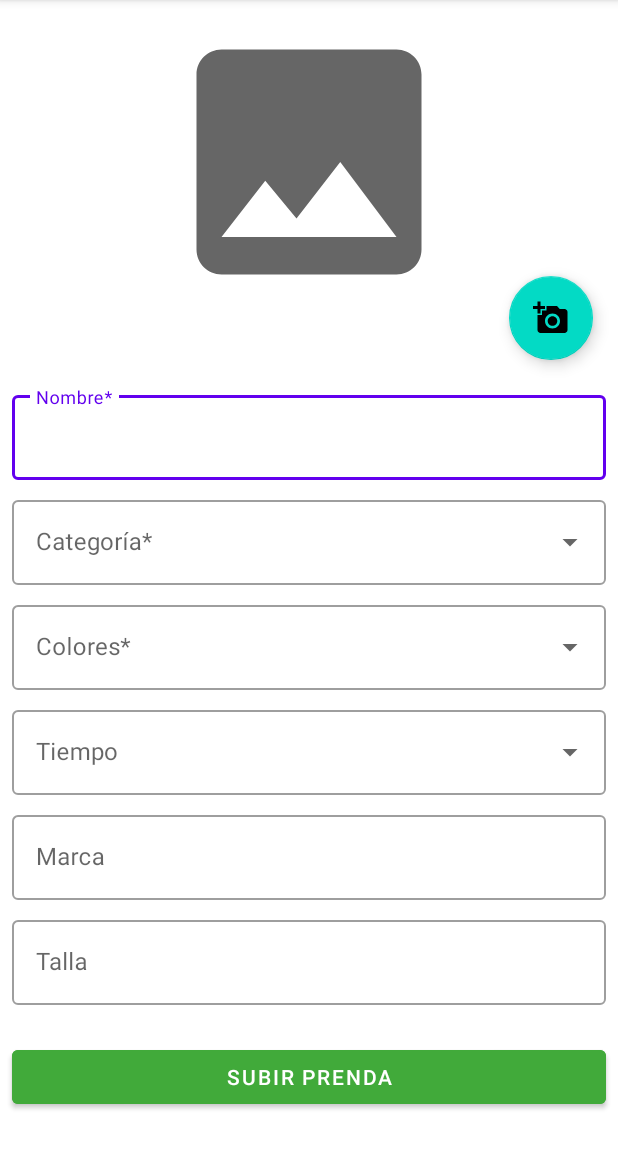
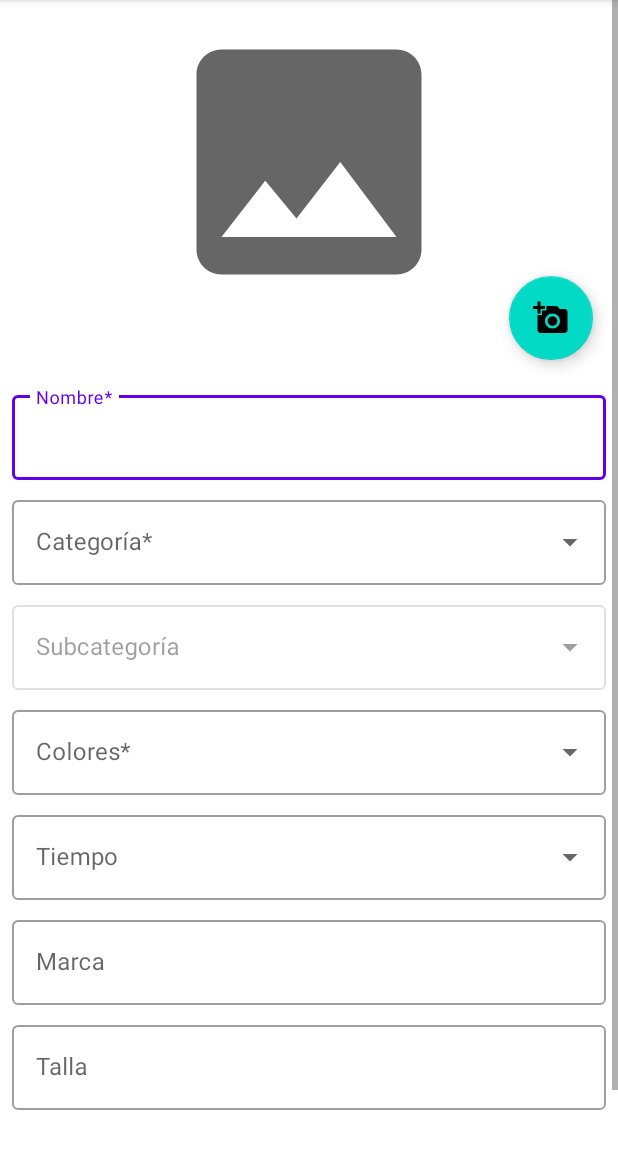
Before and after one commit to juaparser/DressMe, an Android app: the fragment SubirRopaFragment shown on its own in the app's theme, on a phone screen of 412 x 824 dp, the part 84-1236 px from its top. Run offline under Robolectric (Android 15) with nearby library versions, the phone set to English and light mode, and no system bars; libraries missing offline, so code that uses them is left out: com.github.dhaval2404.imagepicker, org.jetbrains.anko.

Commit message:
Creadas subcategorías para las prendas

```diff
--- a/app/src/main/java/com/juaparser/dressme/database/Prenda.kt
+++ b/app/src/main/java/com/juaparser/dressme/database/Prenda.kt
@@ -14,9 +14,10 @@ data class Prenda (
         @PrimaryKey(autoGenerate = true) var prendaId: Int = 0,
         @ColumnInfo(name = "name") var name : String,
         @ColumnInfo(name = "image") var image: Uri,
-        @ColumnInfo(name = "category") var category: TopCategoria,
+        @ColumnInfo(name = "topCategory") var topCategory: TopCategoria,
+        @ColumnInfo(name = "subCategory") var subCategory: String?,
         @ColumnInfo(name = "color") var color: Color,
-        @ColumnInfo(name = "weather") var weather: Tiempo,
+        @ColumnInfo(name = "weather") var weather: Tiempo?,
         @ColumnInfo(name = "creationDate") var creationDate: Date,
         @ColumnInfo(name = "purchaseDate") var purchaseDate: Date?,
         @ColumnInfo(name = "uses") var uses: Int = 0,
--- a/app/src/main/java/com/juaparser/dressme/database/TopCategoria.kt
+++ b/app/src/main/java/com/juaparser/dressme/database/TopCategoria.kt
@@ -1,8 +1,8 @@
 package com.juaparser.dressme.database
 
 enum class TopCategoria {
-    Accesorios,
+    Accesorio,
     Superior,
     Inferior,
-    Zapatos
+    Calzado
 }
--- a/app/src/main/java/com/juaparser/dressme/ui/armario/ListAdapter.kt
+++ b/app/src/main/java/com/juaparser/dressme/ui/armario/ListAdapter.kt
@@ -45,7 +45,7 @@ class ListAdapter(var ctx: Context, private val values: MutableList<Prenda>)
     override fun onBindViewHolder(holder: ViewHolder, position: Int) {
         item = values[position]
         holder.nameView.text = item.name
-        holder.contentView.text = "${item.brand}, talla ${item.size}"
+        holder.contentView.text = item.subCategory
         holder.imageView.setImageURI(item.image)
 
 
--- a/app/src/main/java/com/juaparser/dressme/ui/subirRopa/SubirRopaFragment.kt
+++ b/app/src/main/java/com/juaparser/dressme/ui/subirRopa/SubirRopaFragment.kt
@@ -16,6 +16,10 @@ import com.github.dhaval2404.imagepicker.ImagePicker
 import com.juaparser.dressme.DressMeApp
 import com.juaparser.dressme.R
 import com.juaparser.dressme.database.*
+import com.juaparser.dressme.database.enum.Accesorio
+import com.juaparser.dressme.database.enum.Calzado
+import com.juaparser.dressme.database.enum.Inferior
+import com.juaparser.dressme.database.enum.Superior
 import com.juaparser.dressme.databinding.FragmentSubirRopaBinding
 import org.jetbrains.anko.doAsync
 import org.jetbrains.anko.uiThread
@@ -39,6 +43,21 @@ class SubirRopaFragment : Fragment() {
         binding.dropdownTextCategoria.setAdapter(categoryAdapter)
         binding.dropdownTextColores.setAdapter(colorAdapter)
         binding.dropdownTextTiempo.setAdapter(tiempoAdapter)
+
+
+        binding.dropdownTextCategoria.setOnItemClickListener { parent, view, position, id ->
+            binding.dropdownTextSubCategoria.isEnabled = true
+            binding.dropdownTextSubCategoria.setText("")
+            var subCategories = when(binding.dropdownTextCategoria.text.toString()) {
+                "Accesorio" -> Accesorio.values()
+                "Superior" -> Superior.values()
+                "Inferior" -> Inferior.values()
+                "Calzado" -> Calzado.values()
+                else -> Accesorio.values()
+            }
+            val subCategoryAdapter = ArrayAdapter(requireContext(), R.layout.material_sample_item, subCategories)
+            binding.dropdownTextSubCategoria.setAdapter(subCategoryAdapter)
+        }
 
         edit = arguments?.getBoolean("edit") == true
 
@@ -87,8 +106,8 @@ class SubirRopaFragment : Fragment() {
 
         for(v in TopCategoria.values()) if(v.name == category) choosenCategory = v
         for(v in Color.values()) if(v.name == color) choosenColor = v
+        for(v in Tiempo.values()) if(v.name == tiempo) choosenWeather = v
 
-        for(v in Tiempo.values()) if(v.name == tiempo) choosenWeather = v
 
         doAsync {
             if (edit) {
@@ -104,7 +123,8 @@ class SubirRopaFragment : Fragment() {
                         prendaId = dbPrenda.prendaId,
                         name = binding.editNombre.editText?.text.toString(),
                         image = fileUri!!,
-                        category = choosenCategory,
+                        topCategory = choosenCategory,
+                        subCategory = binding.dropdownTextSubCategoria.text.toString(),
                         color = choosenColor,
                         weather = choosenWeather,
                         creationDate = dbPrenda.creationDate,
@@ -120,7 +140,8 @@ class SubirRopaFragment : Fragment() {
                 val prenda = Prenda(
                         name = binding.editNombre.editText?.text.toString(),
                         image = fileUri!!,
-                        category = choosenCategory,
+                        topCategory = choosenCategory,
+                        subCategory = binding.dropdownTextSubCategoria.text.toString(),
                         color = choosenColor,
                         weather = choosenWeather,
                         creationDate = Date(),
@@ -142,9 +163,10 @@ class SubirRopaFragment : Fragment() {
             uiThread {
                 binding.imageRopa.setImageURI(prenda.image)
                 binding.editNombre.editText?.setText(prenda.name)
-                binding.dropdownTextCategoria.setText(prenda.category.name, false)
+                binding.dropdownTextCategoria.setText(prenda.topCategory.name, false)
+                binding.dropdownTextSubCategoria.setText(prenda.subCategory, false)
                 binding.dropdownTextColores.setText(prenda.color.name, false)
-                binding.dropdownTextTiempo.setText(prenda.weather.name, false)
+                binding.dropdownTextTiempo.setText(prenda.weather?.name, false)
                 binding.editMarca.editText?.setText(prenda.brand)
                 binding.editTalla.editText?.setText(prenda.size)
             }
--- a/app/src/main/java/com/juaparser/dressme/ui/verPrenda/VerPrendaFragment.kt
+++ b/app/src/main/java/com/juaparser/dressme/ui/verPrenda/VerPrendaFragment.kt
@@ -44,7 +44,8 @@ class VerPrendaFragment : Fragment() {
                 binding.imageRopa.setImageURI(prenda.image)
                 binding.textRopaName.text = prenda.name
                 binding.textRopaUses.text = prenda.uses.toString()
-                binding.textRopaCategoria.text = prenda.category.name
+                binding.textRopaCategoria.text = if(prenda.subCategory?.isNotEmpty() == true) prenda.subCategory else prenda.topCategory.name
+
                 binding.textRopaMarca.text = prenda.brand
                 binding.textRopaTalla.text = prenda.size
 
@@ -52,7 +53,7 @@ class VerPrendaFragment : Fragment() {
                 binding.layoutColores.layoutManager = LinearLayoutManager(context, RecyclerView.HORIZONTAL, false)
                 binding.layoutColores.adapter = colorAdapter
 
-                binding.layoutTiempo.adapter = ArrayAdapter(requireContext(), R.layout.menu_item, arrayOf(prenda.weather.name))
+                binding.layoutTiempo.adapter = ArrayAdapter(requireContext(), R.layout.menu_item, arrayOf(prenda.weather?.name))
 
                 val dateFormat = DateFormat.getDateInstance()
                 binding.textRopaFechaCompra.text = dateFormat.format(prenda.purchaseDate!!)
--- a/app/src/main/res/layout/fragment_subir_ropa.xml
+++ b/app/src/main/res/layout/fragment_subir_ropa.xml
@@ -77,7 +77,29 @@
                 android:id="@+id/dropdown_text_categoria"
                 android:layout_width="match_parent"
                 android:layout_height="wrap_content"
-                android:inputType="none" />
+                android:inputType="none"/>
+
+        </com.google.android.material.textfield.TextInputLayout>
+
+        <com.google.android.material.textfield.TextInputLayout
+            android:id="@+id/dropdown_subCategoria"
+            style="@style/Widget.MaterialComponents.TextInputLayout.OutlinedBox.ExposedDropdownMenu"
+            android:layout_width="match_parent"
+            android:layout_height="wrap_content"
+            android:layout_marginStart="8dp"
+            android:layout_marginTop="8dp"
+            android:layout_marginEnd="8dp"
+            android:enabled="false"
+            android:hint="@string/ropa_subCategoria"
+            app:layout_constraintEnd_toEndOf="parent"
+            app:layout_constraintStart_toStartOf="parent"
+            app:layout_constraintTop_toBottomOf="@+id/dropdown_categoria">
+
+            <AutoCompleteTextView
+                android:id="@+id/dropdown_text_subCategoria"
+                android:layout_width="match_parent"
+                android:layout_height="wrap_content"
+                android:inputType="none"/>
 
         </com.google.android.material.textfield.TextInputLayout>
 
@@ -92,7 +114,7 @@
             android:hint="@string/ropa_colores"
             app:layout_constraintEnd_toEndOf="parent"
             app:layout_constraintStart_toStartOf="parent"
-            app:layout_constraintTop_toBottomOf="@+id/dropdown_categoria">
+            app:layout_constraintTop_toBottomOf="@+id/dropdown_subCategoria">
 
             <AutoCompleteTextView
                 android:id="@+id/dropdown_text_colores"
--- a/app/src/main/res/values/strings.xml
+++ b/app/src/main/res/values/strings.xml
@@ -49,5 +49,6 @@
     <string name="title_random">El conjunto nuevo es…</string>
     <string name="txt_inicio_generar_conjunto">Generar conjunto aleatorio</string>
     <string name="txt_inicio_generar">Generar</string>
+    <string name="ropa_subCategoria">Subcategoría</string>
 
 </resources>
--- a/app/src/main/res/values/themes.xml
+++ b/app/src/main/res/values/themes.xml
@@ -14,6 +14,7 @@
         <item name="android:statusBarColor" tools:targetApi="l">?attr/colorPrimaryVariant</item>
         <!-- Customize your theme here. -->
     </style>
+
 
     <style name="Theme.DressMe.NoActionBar">
         <item name="windowActionBar">false</item>
```
Also changed, not shown: app/src/main/AndroidManifest.xml (+6 -1 lines), app/src/main/java/com/juaparser/dressme/database/Converters.kt (+44 -0 lines), app/src/main/java/com/juaparser/dressme/database/PrendaDao.kt (+7 -4 lines), app/src/main/java/com/juaparser/dressme/ui/armario/ItemFragment.kt (+37 -3 lines), app/src/main/java/com/juaparser/dressme/ui/randomConjunto/RandomConjuntoFragment.kt (+4 -4 lines), app/src/main/java/com/juaparser/dressme/ui/subirConjunto/SubirConjuntoFragment.kt (+8 -8 lines), app/src/main/res/layout/fragment_item_list.xml (+25 -3 lines).
